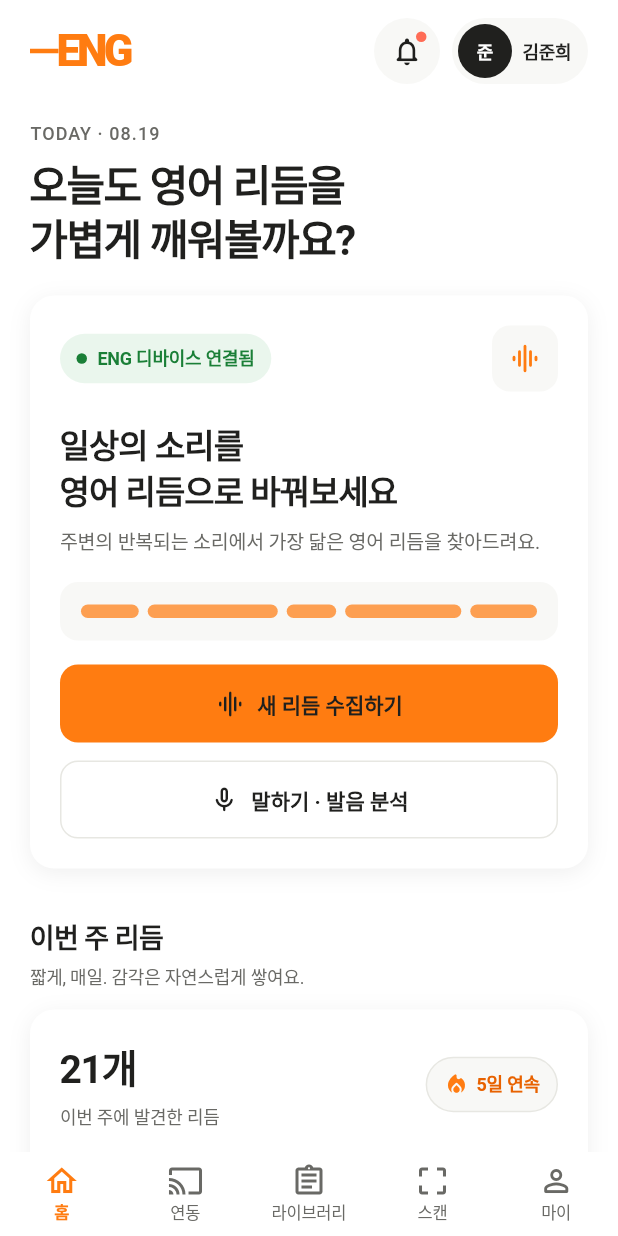
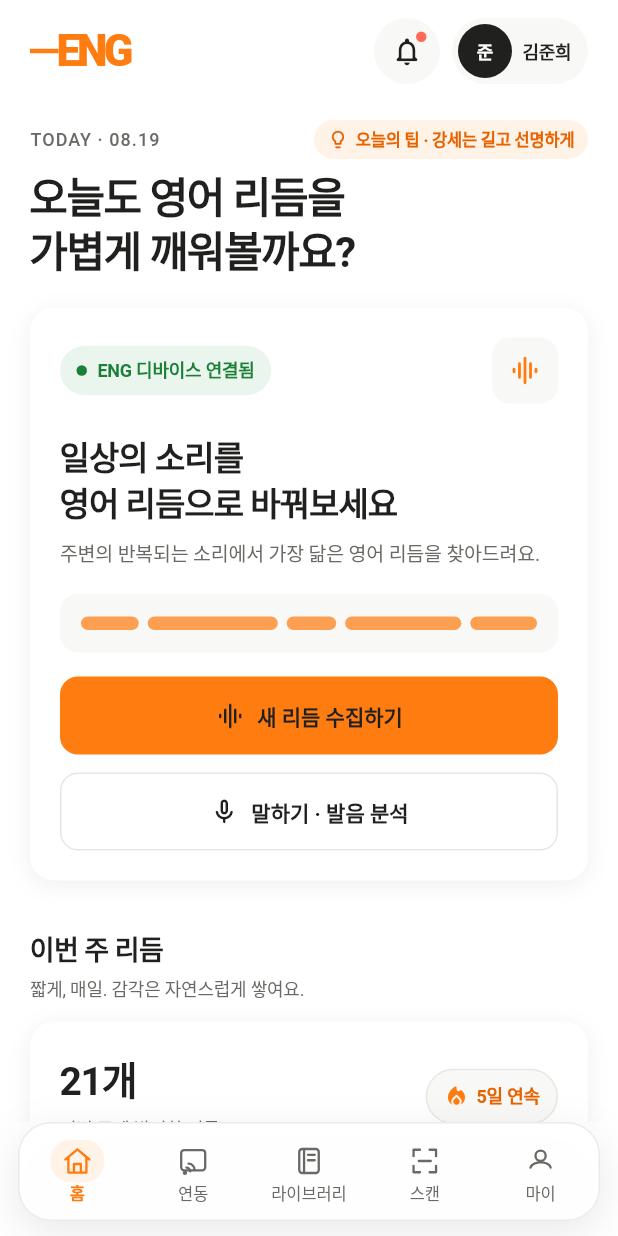
Before and after one commit to juliekimgold-web/eng-rhythm-7q2m9x4k8v3p, a Flutter app: the screen it shows after launch, on a phone screen of 412 x 824 dp. Run offline on Flutter 3.47's test engine with Material 3 defaults, Android fonts, the phone set to English and light mode, and no system bars; our stand-ins replace flutter_tts; Roboto replaces fonts that are missing (Pretendard).

Commit message:
modernize floating navigation and surface daily tip

```diff
--- a/lib/app_shell.dart
+++ b/lib/app_shell.dart
@@ -56,48 +56,132 @@ class _AppShellState extends State<AppShell> {
       body: IndexedStack(index: _index, children: _pages),
       bottomNavigationBar: _scanImmersive
           ? null
-          : DecoratedBox(
-              decoration: const BoxDecoration(
+          : _FloatingNavigationBar(
+              currentIndex: _index,
+              onTap: _setIndex,
+            ),
+    );
+  }
+}
+
+class _FloatingNavigationBar extends StatelessWidget {
+  const _FloatingNavigationBar({
+    required this.currentIndex,
+    required this.onTap,
+  });
+
+  final int currentIndex;
+  final ValueChanged<int> onTap;
+
+  static const _destinations = <({String label, _NavIconData icon})>[
+    (label: '홈', icon: _NavIconData.home),
+    (label: '연동', icon: _NavIconData.connection),
+    (label: '라이브러리', icon: _NavIconData.library),
+    (label: '스캔', icon: _NavIconData.scan),
+    (label: '마이', icon: _NavIconData.profile),
+  ];
+
+  @override
+  Widget build(BuildContext context) {
+    return ColoredBox(
       color: Colors.white,
-                border: Border(top: BorderSide(color: AppColors.line)),
-              ),
       child: SafeArea(
         top: false,
-                child: BottomNavigationBar(
-                  currentIndex: _index,
-                  onTap: _setIndex,
-                  type: BottomNavigationBarType.fixed,
-                  backgroundColor: Colors.white,
-                  elevation: 0,
-                  selectedItemColor: AppColors.orange,
-                  unselectedItemColor: AppColors.inkSoft,
-                  selectedFontSize: 11,
-                  unselectedFontSize: 11,
-                  iconSize: 24,
-                  selectedLabelStyle:
-                      const TextStyle(fontWeight: FontWeight.w600),
-                  unselectedLabelStyle:
-                      const TextStyle(fontWeight: FontWeight.w500),
-                  items: const [
-                    BottomNavigationBarItem(
-                      icon: Icon(Icons.home_outlined),
-                      label: '홈',
+        minimum: const EdgeInsets.fromLTRB(12, 0, 12, 10),
+        child: Container(
+          key: const ValueKey('floating-navigation-dock'),
+          height: 66,
+          decoration: BoxDecoration(
+            color: Colors.white.withValues(alpha: 0.96),
+            border: Border.all(color: AppColors.line.withValues(alpha: 0.85)),
+            borderRadius: BorderRadius.circular(22),
+            boxShadow: const [
+              BoxShadow(
+                color: Color(0x16000000),
+                blurRadius: 24,
+                offset: Offset(0, 8),
               ),
-                    BottomNavigationBarItem(
-                      icon: Icon(Icons.cast_outlined),
-                      label: '연동',
+            ],
           ),
-                    BottomNavigationBarItem(
-                      icon: Icon(Icons.assignment_outlined),
-                      label: '라이브러리',
+          child: ClipRRect(
+            borderRadius: BorderRadius.circular(21),
+            child: Row(
+              children: [
+                for (var index = 0; index < _destinations.length; index++)
+                  Expanded(
+                    child: _FloatingNavigationItem(
+                      label: _destinations[index].label,
+                      icon: _destinations[index].icon,
+                      selected: currentIndex == index,
+                      onTap: () => onTap(index),
                     ),
-                    BottomNavigationBarItem(
-                      icon: Icon(Icons.crop_free_outlined),
-                      label: '스캔',
                   ),
-                    BottomNavigationBarItem(
-                      icon: Icon(Icons.person_outline_rounded),
-                      label: '마이',
+              ],
+            ),
+          ),
+        ),
+      ),
+    );
+  }
+}
+
+class _FloatingNavigationItem extends StatelessWidget {
+  const _FloatingNavigationItem({
+    required this.label,
+    required this.icon,
+    required this.selected,
+    required this.onTap,
+  });
+
+  final String label;
+  final _NavIconData icon;
+  final bool selected;
+  final VoidCallback onTap;
+
+  @override
+  Widget build(BuildContext context) {
+    final color = selected ? AppColors.orange : AppColors.inkSoft;
+
+    return Semantics(
+      button: true,
+      selected: selected,
+      label: label,
+      excludeSemantics: true,
+      child: InkWell(
+        onTap: onTap,
+        overlayColor: WidgetStatePropertyAll(
+          AppColors.orange.withValues(alpha: 0.07),
+        ),
+        child: Padding(
+          padding: const EdgeInsets.only(top: 6, bottom: 5),
+          child: Column(
+            mainAxisAlignment: MainAxisAlignment.center,
+            children: [
+              AnimatedContainer(
+                duration: AppMotion.base,
+                curve: Curves.easeOutCubic,
+                width: 36,
+                height: 28,
+                decoration: BoxDecoration(
+                  color: selected ? AppColors.cream : Colors.transparent,
+                  borderRadius: BorderRadius.circular(13),
+                ),
+                alignment: Alignment.center,
+                child: _ThinNavigationIcon(icon: icon, color: color),
+              ),
+              const SizedBox(height: 2),
+              AnimatedDefaultTextStyle(
+                duration: AppMotion.base,
+                curve: Curves.easeOutCubic,
+                style: TextStyle(
+                  color: color,
+                  fontFamily: 'Pretendard',
+                  fontSize: AppTypeScale.navigation,
+                  height: 1.18,
+                  fontWeight: selected ? FontWeight.w600 : FontWeight.w500,
+                  letterSpacing: -0.05,
+                ),
+                child: Text(label, maxLines: 1),
               ),
             ],
           ),
@@ -106,3 +190,130 @@ class _AppShellState extends State<AppShell> {
     );
   }
 }
+
+enum _NavIconData { home, connection, library, scan, profile }
+
+class _ThinNavigationIcon extends StatelessWidget {
+  const _ThinNavigationIcon({required this.icon, required this.color});
+
+  final _NavIconData icon;
+  final Color color;
+
+  @override
+  Widget build(BuildContext context) {
+    return CustomPaint(
+      size: const Size.square(21),
+      painter: _ThinNavigationIconPainter(icon: icon, color: color),
+    );
+  }
+}
+
+class _ThinNavigationIconPainter extends CustomPainter {
+  const _ThinNavigationIconPainter({required this.icon, required this.color});
+
+  final _NavIconData icon;
+  final Color color;
+
+  @override
+  void paint(Canvas canvas, Size size) {
+    final paint = Paint()
+      ..color = color
+      ..style = PaintingStyle.stroke
+      ..strokeWidth = 1.55
+      ..strokeCap = StrokeCap.round
+      ..strokeJoin = StrokeJoin.round;
+    final path = Path();
+
+    switch (icon) {
+      case _NavIconData.home:
+        path
+          ..moveTo(2.5, 9.5)
+          ..lineTo(10.5, 2.7)
+          ..lineTo(18.5, 9.5)
+          ..moveTo(4.5, 8.2)
+          ..lineTo(4.5, 18.2)
+          ..lineTo(16.5, 18.2)
+          ..lineTo(16.5, 8.2)
+          ..moveTo(8.2, 18.2)
+          ..lineTo(8.2, 12.5)
+          ..lineTo(12.8, 12.5)
+          ..lineTo(12.8, 18.2);
+        canvas.drawPath(path, paint);
+        break;
+      case _NavIconData.connection:
+        canvas.drawRRect(
+          RRect.fromRectAndRadius(
+            const Rect.fromLTWH(2.5, 3.2, 16, 13.5),
+            const Radius.circular(2),
+          ),
+          paint,
+        );
+        canvas.drawCircle(const Offset(5, 18.4), 0.7, paint);
+        canvas.drawArc(
+          const Rect.fromLTWH(3.4, 14.9, 5.1, 5.1),
+          -1.57,
+          1.57,
+          false,
+          paint,
+        );
+        canvas.drawArc(
+          const Rect.fromLTWH(3.4, 12.3, 8, 8),
+          -1.57,
+          1.57,
+          false,
+          paint,
+        );
+        break;
+      case _NavIconData.library:
+        canvas.drawRRect(
+          RRect.fromRectAndRadius(
+            const Rect.fromLTWH(4, 2.5, 13, 16),
+            const Radius.circular(2),
+          ),
+          paint,
+        );
+        path
+          ..moveTo(7.2, 2.5)
+          ..lineTo(7.2, 18.5)
+          ..moveTo(9.8, 6.4)
+          ..lineTo(14.3, 6.4)
+          ..moveTo(9.8, 10)
+          ..lineTo(14.3, 10);
+        canvas.drawPath(path, paint);
+        break;
+      case _NavIconData.scan:
+        path
+          ..moveTo(7.3, 3)
+          ..lineTo(3, 3)
+          ..lineTo(3, 7.3)
+          ..moveTo(13.7, 3)
+          ..lineTo(18, 3)
+          ..lineTo(18, 7.3)
+          ..moveTo(18, 13.7)
+          ..lineTo(18, 18)
+          ..lineTo(13.7, 18)
+          ..moveTo(7.3, 18)
+          ..lineTo(3, 18)
+          ..lineTo(3, 13.7)
+          ..moveTo(6.5, 10.5)
+          ..lineTo(14.5, 10.5);
+        canvas.drawPath(path, paint);
+        break;
+      case _NavIconData.profile:
+        canvas.drawCircle(const Offset(10.5, 7), 3.4, paint);
+        canvas.drawArc(
+          const Rect.fromLTWH(3.7, 11.4, 13.6, 8.2),
+          3.3,
+          2.83,
+          false,
+          paint,
+        );
+        break;
+    }
+  }
+
+  @override
+  bool shouldRepaint(_ThinNavigationIconPainter oldDelegate) {
+    return icon != oldDelegate.icon || color != oldDelegate.color;
+  }
+}
--- a/lib/screens/home_screen.dart
+++ b/lib/screens/home_screen.dart
@@ -141,13 +141,6 @@ class HomeScreen extends StatelessWidget {
                     onOpenLibrary: onOpenLibrary,
                   ),
                 ),
-                const SizedBox(height: AppSpacing.section),
-                const _SectionTitle(
-                  title: '오늘의 작은 팁',
-                  caption: '한 번에 하나만 기억해도 충분해요.',
-                ),
-                const SizedBox(height: 12),
-                const _TipCard(),
               ],
             ),
           ),
@@ -295,6 +288,8 @@ class _Greeting extends StatelessWidget {
     return Column(
       crossAxisAlignment: CrossAxisAlignment.start,
       children: [
+        Row(
+          children: [
             Text(
               'TODAY · $dateLabel',
               style: const TextStyle(
@@ -303,6 +298,15 @@ class _Greeting extends StatelessWidget {
                 fontWeight: FontWeight.w500,
                 letterSpacing: 0.7,
               ),
+            ),
+            const SizedBox(width: AppSpacing.xs),
+            const Expanded(
+              child: Align(
+                alignment: Alignment.centerRight,
+                child: _DailyTipPill(),
+              ),
+            ),
+          ],
         ),
         const SizedBox(height: 7),
         Text(
@@ -314,6 +318,54 @@ class _Greeting extends StatelessWidget {
               ),
         ),
       ],
+    );
+  }
+}
+
+class _DailyTipPill extends StatelessWidget {
+  const _DailyTipPill();
+
+  @override
+  Widget build(BuildContext context) {
+    return Tooltip(
+      message: '모음을 조금 더 길게 유지하면 영어 리듬이 훨씬 자연스러워져요.',
+      child: Semantics(
+        label: '오늘의 작은 팁. 강세는 크게보다 길고 선명하게.',
+        child: Container(
+          key: const ValueKey('home-daily-tip'),
+          padding: const EdgeInsets.symmetric(horizontal: 9, vertical: 6),
+          constraints: const BoxConstraints(maxWidth: 220),
+          decoration: BoxDecoration(
+            color: AppColors.cream,
+            borderRadius: BorderRadius.circular(AppRadii.pill),
+          ),
+          child: const Row(
+            mainAxisSize: MainAxisSize.min,
+            children: [
+              Icon(
+                Icons.lightbulb_outline_rounded,
+                color: AppColors.orangeDark,
+                size: 14,
+              ),
+              SizedBox(width: 5),
+              Flexible(
+                child: Text(
+                  '오늘의 팁 · 강세는 길고 선명하게',
+                  maxLines: 1,
+                  overflow: TextOverflow.ellipsis,
+                  style: TextStyle(
+                    color: AppColors.orangeDark,
+                    fontSize: 11,
+                    height: 1.2,
+                    fontWeight: FontWeight.w600,
+                    letterSpacing: -0.15,
+                  ),
+                ),
+              ),
+            ],
+          ),
+        ),
+      ),
     );
   }
 }
@@ -987,66 +1039,3 @@ class _RecentWordCard extends StatelessWidget {
     );
   }
 }
-
-class _TipCard extends StatelessWidget {
-  const _TipCard();
-
-  @override
-  Widget build(BuildContext context) {
-    return Container(
-      padding: const EdgeInsets.all(18),
-      decoration: BoxDecoration(
-        color: AppColors.surface,
-        borderRadius: BorderRadius.circular(AppRadii.card),
-      ),
-      child: const Row(
-        crossAxisAlignment: CrossAxisAlignment.start,
-        children: [
-          _TipIcon(),
-          SizedBox(width: 13),
-          Expanded(
-            child: Column(
-              crossAxisAlignment: CrossAxisAlignment.start,
-              children: [
-                Text(
-                  '강세는 크게보다 길고 선명하게',
-                  style: TextStyle(fontWeight: FontWeight.w600, fontSize: 14),
-                ),
-                SizedBox(height: 6),
-                Text(
-                  '모음을 조금 더 길게 유지하면 영어 리듬이 훨씬 자연스러워져요.',
-                  style: TextStyle(
-                    color: AppColors.inkSoft,
-                    fontSize: 12,
-                    height: 1.55,
-                  ),
-                ),
-              ],
-            ),
-          ),
-        ],
-      ),
-    );
-  }
-}
-
-class _TipIcon extends StatelessWidget {
-  const _TipIcon();
-
-  @override
-  Widget build(BuildContext context) {
-    return Container(
-      width: 38,
-      height: 38,
-      decoration: const BoxDecoration(
-        color: Colors.white,
-        shape: BoxShape.circle,
-      ),
-      child: const Icon(
-        Icons.lightbulb_outline_rounded,
-        color: AppColors.orangeDark,
-        size: 20,
-      ),
-    );
-  }
-}
```
Also changed, not shown: 1 other file. Lines whose indentation alone changed are shown as unchanged.
